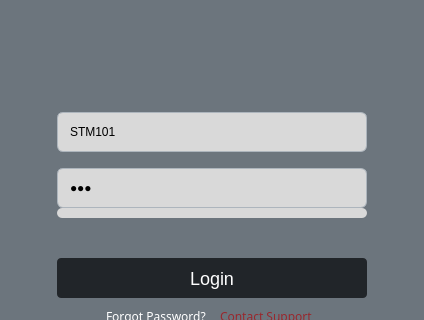
First picture: the form in loginwindow.ui, repository Likithanaidu07/qt, before the edit; both pictures show x 0 to 424 and y 143 to 463 of the 424 by 665 pixel window.
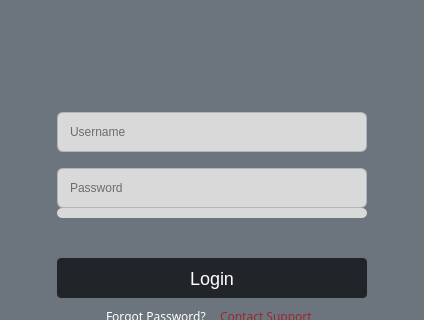
Second picture: the form after the edit.

What changed in the file:
```diff
--- a/loginwindow.ui
+++ b/loginwindow.ui
@@ -170,7 +170,7 @@
 }</string>
      </property>
      <property name="text">
-      <string>123</string>
+      <string/>
      </property>
      <property name="echoMode">
       <enum>QLineEdit::Password</enum>
@@ -341,7 +341,7 @@
 }</string>
      </property>
      <property name="text">
-      <string>STM101</string>
+      <string/>
      </property>
      <property name="placeholderText">
       <string>Username</string>
```
